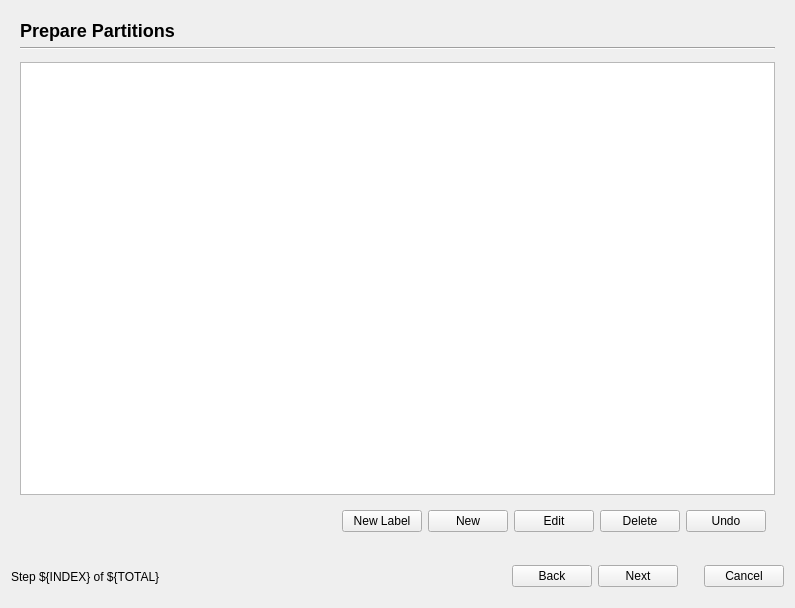
chenhan1218/ubiquity, file gui/qt/liveinstaller.ui: the form before one commit.
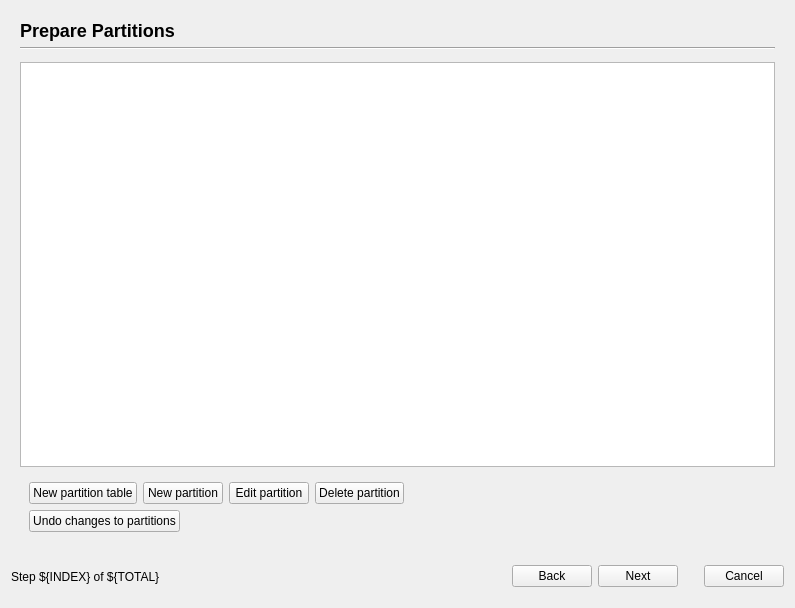
The form after the commit. The open tabs and pages were chosen to show the change. Icons and pictures are not drawn.

Commit message: * Make all text in the partitioner translatable (LP: #144741).   Unfortunately we don't have time to get translations in place for 8.04,   but there ought to be time to do this for 8.04.1. This also involved   moving the "Undo changes to partitions" button to a second line in order   to avoid excessive horizontal growth.

Patch:
```diff
--- a/gui/qt/liveinstaller.ui
+++ b/gui/qt/liveinstaller.ui
@@ -806,53 +806,114 @@
            <verstretch>0</verstretch>
           </sizepolicy>
          </property>
-         <layout class="QHBoxLayout" >
+         <layout class="QVBoxLayout" >
           <item>
-           <spacer>
-            <property name="orientation" >
-             <enum>Qt::Horizontal</enum>
+           <widget class="QWidget" native="1" name="partition_list_buttons_1" >
+            <property name="sizePolicy" >
+             <sizepolicy vsizetype="Fixed" hsizetype="Minimum" >
+              <horstretch>0</horstretch>
+              <verstretch>0</verstretch>
+             </sizepolicy>
             </property>
-            <property name="sizeHint" >
-             <size>
-              <width>40</width>
-              <height>20</height>
-             </size>
-            </property>
-           </spacer>
-          </item>
+            <layout class="QHBoxLayout" >
+             <property name="leftMargin" >
+              <number>0</number>
+             </property>
+             <property name="topMargin" >
+              <number>0</number>
+             </property>
+             <property name="rightMargin" >
+              <number>0</number>
+             </property>
+             <property name="bottomMargin" >
+              <number>0</number>
+             </property>
           <item>
            <widget class="QPushButton" name="partition_button_new_label" >
             <property name="text" >
-             <string>New Label</string>
+                <string>New partition table</string>
             </property>
            </widget>
           </item>
           <item>
            <widget class="QPushButton" name="partition_button_new" >
             <property name="text" >
-             <string>New</string>
+                <string>New partition</string>
             </property>
            </widget>
           </item>
           <item>
            <widget class="QPushButton" name="partition_button_edit" >
             <property name="text" >
-             <string>Edit</string>
+                <string>Edit partition</string>
             </property>
            </widget>
           </item>
           <item>
            <widget class="QPushButton" name="partition_button_delete" >
             <property name="text" >
-             <string>Delete</string>
+                <string>Delete partition</string>
             </property>
            </widget>
           </item>
+             <item>
+              <spacer>
+               <property name="orientation" >
+                <enum>Qt::Horizontal</enum>
+               </property>
+               <property name="sizeHint" >
+                <size>
+                 <width>40</width>
+                 <height>20</height>
+                </size>
+               </property>
+              </spacer>
+             </item>
+            </layout>
+           </widget>
+          </item>
+          <item>
+           <widget class="QWidget" native="1" name="partition_list_buttons_2" >
+            <property name="sizePolicy" >
+             <sizepolicy vsizetype="Fixed" hsizetype="Minimum" >
+              <horstretch>0</horstretch>
+              <verstretch>0</verstretch>
+             </sizepolicy>
+            </property>
+            <layout class="QHBoxLayout" >
+             <property name="leftMargin" >
+              <number>0</number>
+             </property>
+             <property name="topMargin" >
+              <number>0</number>
+             </property>
+             <property name="rightMargin" >
+              <number>0</number>
+             </property>
+             <property name="bottomMargin" >
+              <number>0</number>
+             </property>
           <item>
            <widget class="QPushButton" name="partition_button_undo" >
             <property name="text" >
-             <string>Undo</string>
-            </property>
+                <string>Undo changes to partitions</string>
+               </property>
+              </widget>
+             </item>
+             <item>
+              <spacer>
+               <property name="orientation" >
+                <enum>Qt::Horizontal</enum>
+               </property>
+               <property name="sizeHint" >
+                <size>
+                 <width>40</width>
+                 <height>20</height>
+                </size>
+               </property>
+              </spacer>
+             </item>
+            </layout>
            </widget>
           </item>
          </layout>
```
Lines whose indentation alone changed are shown as unchanged. The commit also changes 5 other files.
